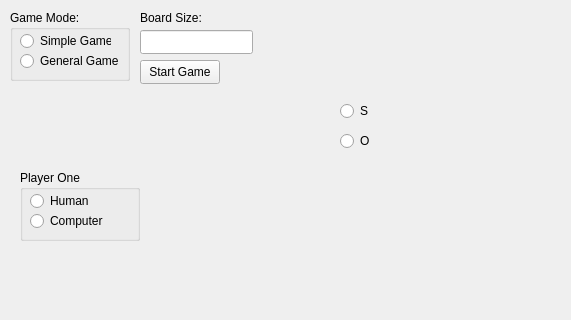
First picture: the form in MK_SOS_Project/mainwindow.ui, repository maktcr/SOS-PROJECT, before the edit; both pictures show x 0 to 571 and y 0 to 320 of the 745 by 623 pixel window.
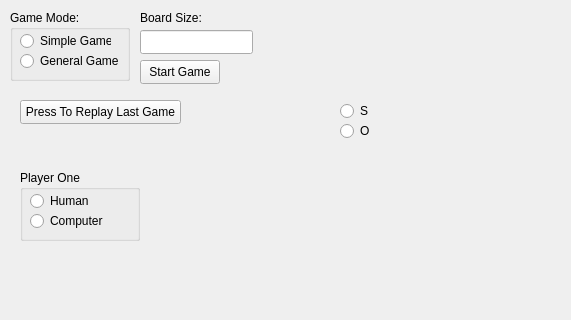
Second picture: the form after the edit.

```diff
--- a/MK_SOS_Project/mainwindow.ui
+++ b/MK_SOS_Project/mainwindow.ui
@@ -41,7 +41,7 @@
     <property name="geometry">
      <rect>
       <x>340</x>
-      <y>130</y>
+      <y>120</y>
       <width>91</width>
       <height>22</height>
      </rect>
@@ -255,6 +255,19 @@
      </property>
     </widget>
    </widget>
+   <widget class="QPushButton" name="replayGame">
+    <property name="geometry">
+     <rect>
+      <x>20</x>
+      <y>100</y>
+      <width>161</width>
+      <height>24</height>
+     </rect>
+    </property>
+    <property name="text">
+     <string>Press To Replay Last Game</string>
+    </property>
+   </widget>
   </widget>
   <widget class="QStatusBar" name="statusbar"/>
  </widget>
```
